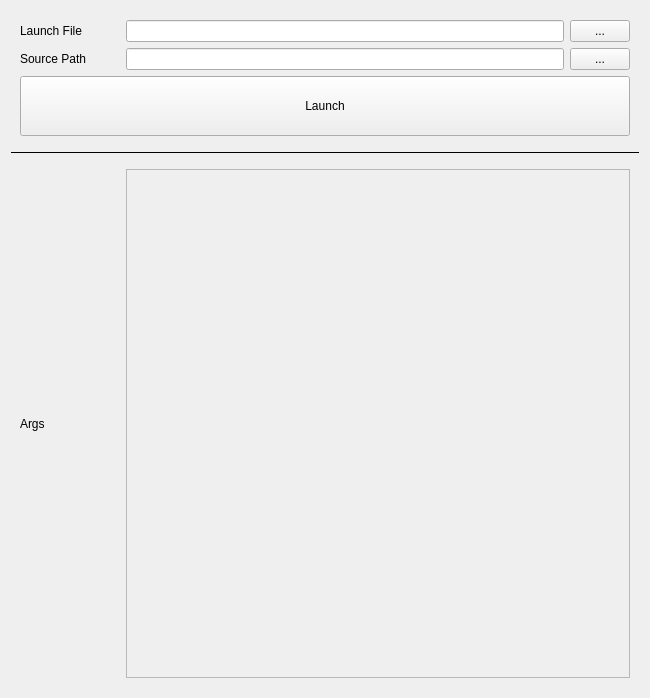
The window that ui/launcher.ui (yyamazaki933/ros_launcher) describes before a commit, drawn with Qt 5.
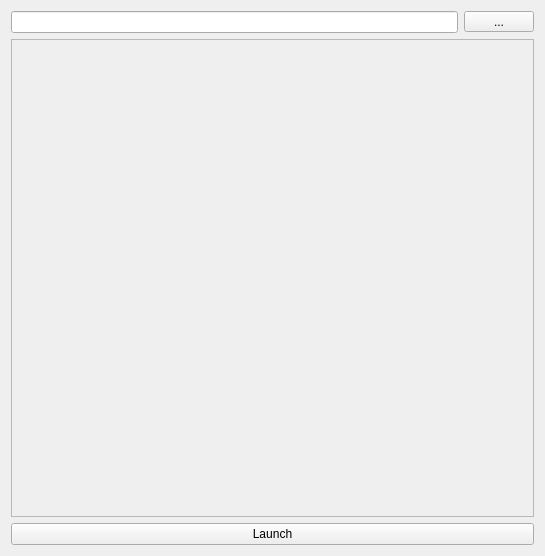
The same window after the commit.

```diff
--- a/ui/launcher.ui
+++ b/ui/launcher.ui
@@ -6,171 +6,57 @@
    <rect>
     <x>0</x>
     <y>0</y>
-    <width>650</width>
-    <height>698</height>
+    <width>545</width>
+    <height>556</height>
    </rect>
   </property>
   <property name="windowTitle">
    <string>Ros Launcher</string>
   </property>
-  <layout class="QVBoxLayout" name="verticalLayout">
-   <item>
-    <widget class="QWidget" name="widget_2" native="true">
-     <layout class="QGridLayout" name="gridLayout_3">
+  <layout class="QGridLayout" name="gridLayout">
       <item row="0" column="0">
-       <widget class="QLabel" name="label_12">
+    <widget class="QLineEdit" name="le_file">
         <property name="sizePolicy">
-         <sizepolicy hsizetype="Preferred" vsizetype="Preferred">
+      <sizepolicy hsizetype="Minimum" vsizetype="Fixed">
           <horstretch>0</horstretch>
           <verstretch>0</verstretch>
          </sizepolicy>
         </property>
         <property name="minimumSize">
          <size>
-          <width>100</width>
+       <width>200</width>
           <height>0</height>
          </size>
-        </property>
-        <property name="maximumSize">
-         <size>
-          <width>100</width>
-          <height>16777215</height>
-         </size>
-        </property>
-        <property name="text">
-         <string>Launch File</string>
-        </property>
-       </widget>
-      </item>
-      <item row="0" column="1">
-       <widget class="QLineEdit" name="le_xml">
-        <property name="sizePolicy">
-         <sizepolicy hsizetype="Preferred" vsizetype="Fixed">
-          <horstretch>0</horstretch>
-          <verstretch>0</verstretch>
-         </sizepolicy>
         </property>
         <property name="text">
          <string/>
         </property>
-       </widget>
-      </item>
-      <item row="0" column="2">
-       <widget class="QPushButton" name="pb_xml">
-        <property name="sizePolicy">
-         <sizepolicy hsizetype="Fixed" vsizetype="Fixed">
-          <horstretch>0</horstretch>
-          <verstretch>0</verstretch>
-         </sizepolicy>
-        </property>
-        <property name="minimumSize">
-         <size>
-          <width>60</width>
-          <height>0</height>
-         </size>
-        </property>
-        <property name="maximumSize">
-         <size>
-          <width>60</width>
-          <height>16777215</height>
-         </size>
-        </property>
-        <property name="text">
-         <string>...</string>
-        </property>
-       </widget>
-      </item>
-      <item row="1" column="2">
-       <widget class="QPushButton" name="pb_src">
-        <property name="sizePolicy">
-         <sizepolicy hsizetype="Fixed" vsizetype="Fixed">
-          <horstretch>0</horstretch>
-          <verstretch>0</verstretch>
-         </sizepolicy>
-        </property>
+     <property name="readOnly">
+      <bool>true</bool>
+     </property>
+    </widget>
+   </item>
+   <item row="0" column="1">
+    <widget class="QToolButton" name="pb_file">
         <property name="minimumSize">
          <size>
-          <width>60</width>
+       <width>70</width>
           <height>0</height>
          </size>
         </property>
-        <property name="maximumSize">
-         <size>
-          <width>60</width>
-          <height>16777215</height>
-         </size>
-        </property>
         <property name="text">
          <string>...</string>
         </property>
        </widget>
       </item>
-      <item row="1" column="1">
-       <widget class="QLineEdit" name="le_src"/>
-      </item>
-      <item row="1" column="0">
-       <widget class="QLabel" name="label">
-        <property name="text">
-         <string>Source Path</string>
-        </property>
-       </widget>
-      </item>
-      <item row="2" column="0" colspan="3">
-       <widget class="QPushButton" name="pb_launch">
-        <property name="minimumSize">
-         <size>
-          <width>0</width>
-          <height>60</height>
-         </size>
-        </property>
-        <property name="text">
-         <string>Launch</string>
-        </property>
-       </widget>
-      </item>
-     </layout>
-    </widget>
-   </item>
-   <item>
-    <widget class="Line" name="line_2">
-     <property name="frameShadow">
-      <enum>QFrame::Plain</enum>
-     </property>
-     <property name="orientation">
-      <enum>Qt::Horizontal</enum>
-     </property>
-    </widget>
-   </item>
-   <item>
-    <widget class="QWidget" name="widget_4" native="true">
-     <layout class="QHBoxLayout" name="horizontalLayout_3">
-      <item>
-       <widget class="QLabel" name="label_11">
-        <property name="sizePolicy">
-         <sizepolicy hsizetype="Preferred" vsizetype="Preferred">
-          <horstretch>0</horstretch>
-          <verstretch>0</verstretch>
-         </sizepolicy>
-        </property>
-        <property name="minimumSize">
-         <size>
-          <width>100</width>
-          <height>0</height>
-         </size>
-        </property>
-        <property name="maximumSize">
-         <size>
-          <width>100</width>
-          <height>16777215</height>
-         </size>
-        </property>
-        <property name="text">
-         <string>Args</string>
-        </property>
-       </widget>
-      </item>
-      <item>
+   <item row="1" column="0" colspan="2">
        <widget class="QScrollArea" name="scrollArea">
+     <property name="sizePolicy">
+      <sizepolicy hsizetype="Ignored" vsizetype="Ignored">
+       <horstretch>0</horstretch>
+       <verstretch>0</verstretch>
+      </sizepolicy>
+     </property>
         <property name="widgetResizable">
          <bool>true</bool>
         </property>
@@ -179,11 +65,11 @@
           <rect>
            <x>0</x>
            <y>0</y>
-           <width>506</width>
-           <height>505</height>
-          </rect>
-         </property>
-         <layout class="QVBoxLayout" name="verticalLayout_3">
+        <width>525</width>
+        <height>474</height>
+       </rect>
+      </property>
+      <layout class="QVBoxLayout" name="verticalLayout_2">
           <item>
            <layout class="QVBoxLayout" name="arglist"/>
           </item>
@@ -191,7 +77,11 @@
         </widget>
        </widget>
       </item>
-     </layout>
+   <item row="3" column="0" colspan="2">
+    <widget class="QPushButton" name="pb_launch">
+     <property name="text">
+      <string>Launch</string>
+     </property>
     </widget>
    </item>
   </layout>
```
Lines whose indentation alone changed are shown as unchanged.
